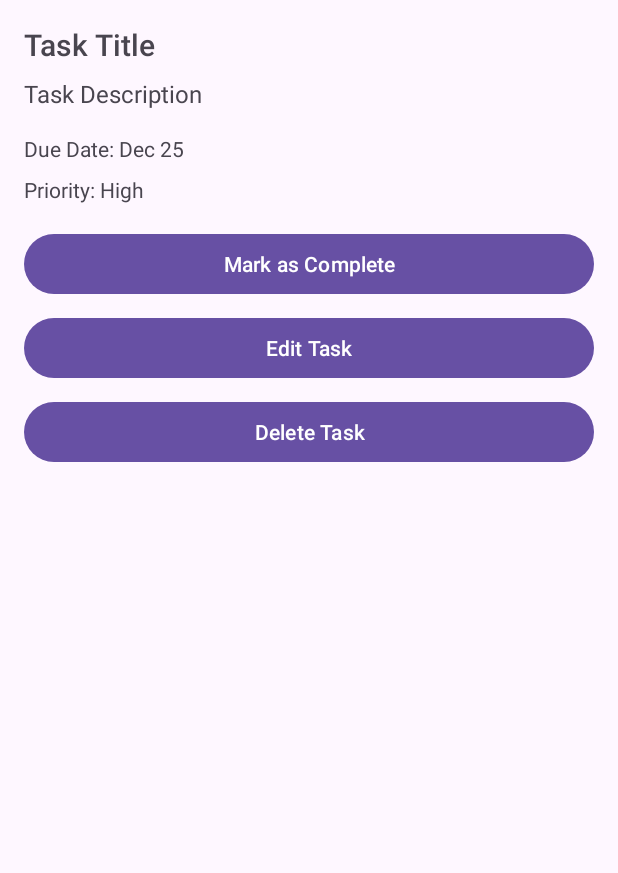
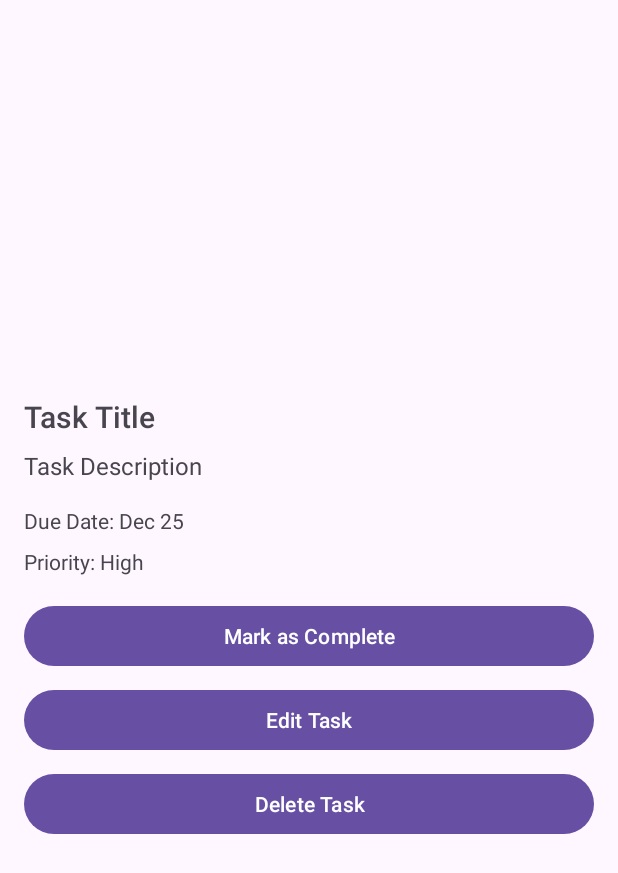
Before and after one commit to SShinbae/taskManagement, an Android app: the TaskDetailActivity screen opened directly, with no data from a screen before it, on a phone screen of 412 x 824 dp. Shown: the top 873 px of the screen. Run offline under Robolectric (Android 15) with nearby library versions, the phone set to English and light mode, and no system bars; our stand-ins replace Room's generated code.

Commit message:
redesign view task

```diff
--- a/app/src/main/res/layout/activity_task_details.xml
+++ b/app/src/main/res/layout/activity_task_details.xml
@@ -2,12 +2,14 @@
     android:layout_width="match_parent"
     android:layout_height="match_parent"
     android:orientation="vertical"
+    android:gravity="center"
     android:padding="16dp">
 
     <TextView
         android:id="@+id/taskTitle"
         android:layout_width="wrap_content"
         android:layout_height="wrap_content"
+        android:layout_gravity="left"
         android:text="Task Title"
         android:textSize="20sp"
         android:fontFamily="sans-serif-medium"
@@ -17,6 +19,7 @@
         android:id="@+id/taskDescription"
         android:layout_width="wrap_content"
         android:layout_height="wrap_content"
+        android:layout_gravity="left"
         android:text="Task Description"
         android:textSize="16sp"
         android:layout_marginBottom="16dp" />
@@ -25,6 +28,7 @@
         android:id="@+id/taskDueDate"
         android:layout_width="wrap_content"
         android:layout_height="wrap_content"
+        android:layout_gravity="left"
         android:text="Due Date: Dec 25"
         android:layout_marginBottom="8dp" />
 
@@ -32,6 +36,7 @@
         android:id="@+id/taskPriority"
         android:layout_width="wrap_content"
         android:layout_height="wrap_content"
+        android:layout_gravity="left"
         android:text="Priority: High"
         android:layout_marginBottom="16dp" />
 
```
